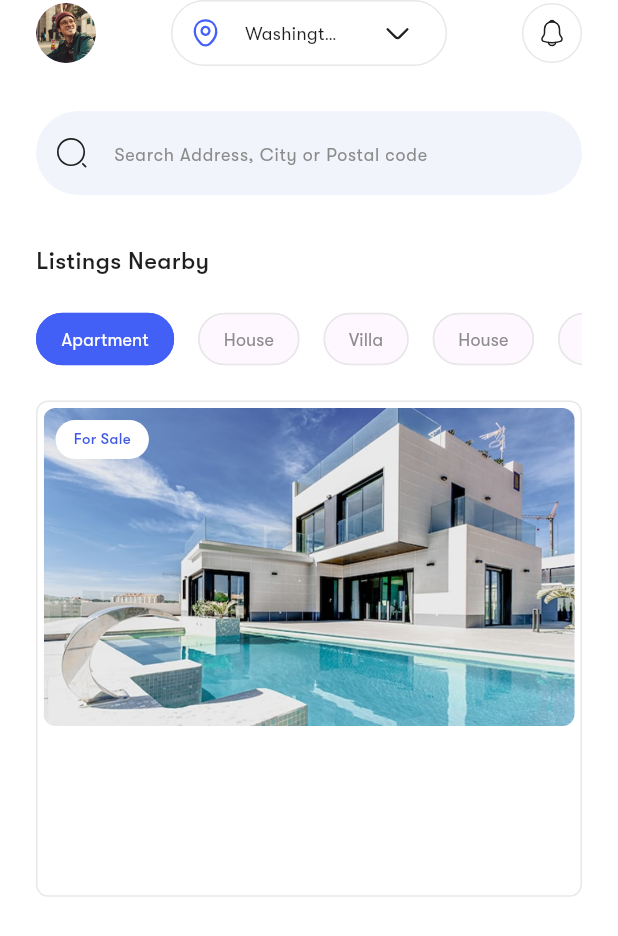
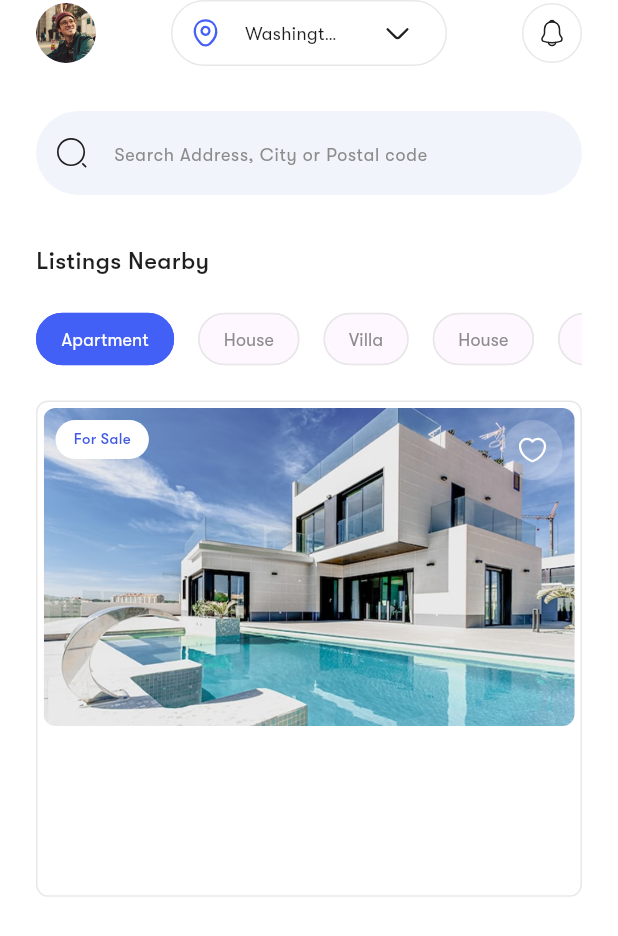
Before and after one commit to Nidhal-Khazene/HomeSpace-RealEstate-Flutter-Mobile-App, a Flutter app: the HomeView screen opened by its route, on a phone screen of 412 x 824 dp. Shown: the top 936 px of the screen. Run offline on Flutter 3.47's test engine with Material 3 defaults, Android fonts, the phone set to English and light mode, and no system bars; our stand-ins replace flutter_svg, shared_preferences; accounts and stored records are empty.

Commit message:
add whited heart oval container

```diff
--- a/lib/features/home/presentation/views/widgets/listing_card.dart
+++ b/lib/features/home/presentation/views/widgets/listing_card.dart
@@ -1,4 +1,6 @@
 import 'package:flutter/material.dart';
+import 'package:flutter_svg/flutter_svg.dart';
+import 'package:home_space/core/utils/assets.dart';
 
 import 'for_sale_container.dart';
 import 'listing_card_carousel_view.dart';
@@ -43,6 +45,25 @@ class _ListingCardState extends State<ListingCard> {
           children: [
             ListingCardCarouselView(carouselController: _carouselController),
             const Positioned(top: 12, left: 12, child: ForSaleContainer()),
+            Positioned(
+              top: 12,
+              right: 12,
+              child: Container(
+                height: 40,
+                width: 40,
+                decoration: ShapeDecoration(
+                  color: Colors.white.withValues(alpha: 0.2),
+                  shape: RoundedRectangleBorder(
+                    borderRadius: BorderRadius.circular(100),
+                  ),
+                ),
+                child: Center(
+                  child: SvgPicture.asset(
+                    Assets.assetsImagesIconsHeartWhiteOutlineIcon,
+                  ),
+                ),
+              ),
+            ),
           ],
         ),
       ),
```
